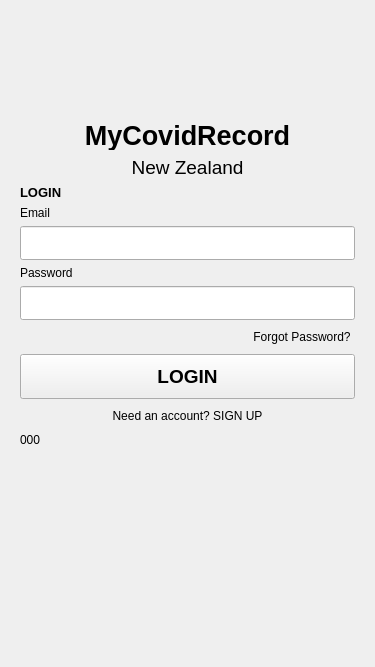
csidon/MyCovidApp, file 0806_mCR_login/authdialog.ui: the form before one commit.
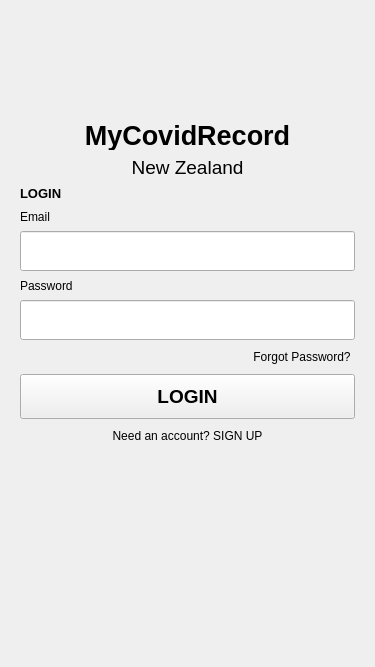
The form after the commit. Icons and pictures are not drawn.

The edit to the form file:
```diff
--- a/0806_mCR_login/authdialog.ui
+++ b/0806_mCR_login/authdialog.ui
@@ -286,13 +286,6 @@
            </property>
           </widget>
          </item>
-         <item>
-          <widget class="QLabel" name="lbl_uidToPass">
-           <property name="text">
-            <string>000</string>
-           </property>
-          </widget>
-         </item>
          <item>
           <spacer name="verticalSpacer">
            <property name="orientation">
```
